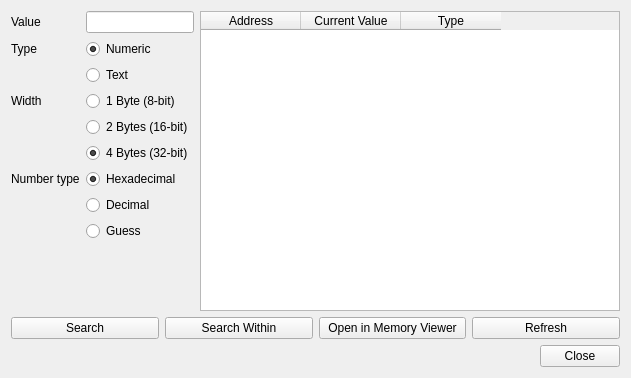
Above: Libretro/mgba/src/platform/qt/MemorySearch.ui from kiddreads/Avalon-copy2 before the change. Below: the same form after it.
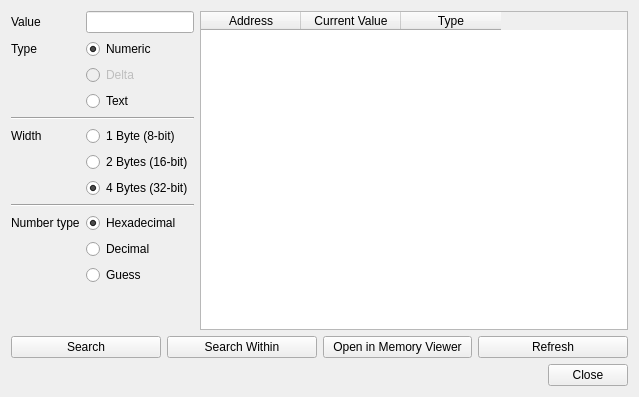
That is the form after the change.

Commit message: Core: Add memory delta search

```diff
--- a/Libretro/mgba/src/platform/qt/MemorySearch.ui
+++ b/Libretro/mgba/src/platform/qt/MemorySearch.ui
@@ -6,8 +6,8 @@
    <rect>
     <x>0</x>
     <y>0</y>
-    <width>631</width>
-    <height>378</height>
+    <width>639</width>
+    <height>397</height>
    </rect>
   </property>
   <property name="minimumSize">
@@ -89,7 +89,7 @@
        </attribute>
       </widget>
      </item>
-     <item row="2" column="1">
+     <item row="3" column="1">
       <widget class="QRadioButton" name="typeStr">
        <property name="text">
         <string>Text</string>
@@ -99,14 +99,14 @@
        </attribute>
       </widget>
      </item>
-     <item row="3" column="0">
+     <item row="5" column="0">
       <widget class="QLabel" name="label_3">
        <property name="text">
         <string>Width</string>
        </property>
       </widget>
      </item>
-     <item row="3" column="1">
+     <item row="5" column="1">
       <widget class="QRadioButton" name="bits8">
        <property name="text">
         <string>1 Byte (8-bit)</string>
@@ -116,7 +116,7 @@
        </attribute>
       </widget>
      </item>
-     <item row="4" column="1">
+     <item row="6" column="1">
       <widget class="QRadioButton" name="bits16">
        <property name="text">
         <string>2 Bytes (16-bit)</string>
@@ -126,7 +126,7 @@
        </attribute>
       </widget>
      </item>
-     <item row="5" column="1">
+     <item row="7" column="1">
       <widget class="QRadioButton" name="bits32">
        <property name="text">
         <string>4 Bytes (32-bit)</string>
@@ -139,14 +139,14 @@
        </attribute>
       </widget>
      </item>
-     <item row="6" column="0">
+     <item row="9" column="0">
       <widget class="QLabel" name="label_4">
        <property name="text">
         <string>Number type</string>
        </property>
       </widget>
      </item>
-     <item row="6" column="1">
+     <item row="9" column="1">
       <widget class="QRadioButton" name="numHex">
        <property name="text">
         <string>Hexadecimal</string>
@@ -156,20 +156,47 @@
        </property>
       </widget>
      </item>
-     <item row="7" column="1">
+     <item row="10" column="1">
       <widget class="QRadioButton" name="numDec">
        <property name="text">
         <string>Decimal</string>
        </property>
       </widget>
      </item>
-     <item row="8" column="1">
+     <item row="11" column="1">
       <widget class="QRadioButton" name="numGuess">
        <property name="text">
         <string>Guess</string>
        </property>
       </widget>
      </item>
+     <item row="4" column="0" colspan="2">
+      <widget class="Line" name="line">
+       <property name="orientation">
+        <enum>Qt::Horizontal</enum>
+       </property>
+      </widget>
+     </item>
+     <item row="8" column="0" colspan="2">
+      <widget class="Line" name="line_2">
+       <property name="orientation">
+        <enum>Qt::Horizontal</enum>
+       </property>
+      </widget>
+     </item>
+     <item row="2" column="1">
+      <widget class="QRadioButton" name="typeDelta">
+       <property name="enabled">
+        <bool>false</bool>
+       </property>
+       <property name="text">
+        <string>Delta</string>
+       </property>
+       <attribute name="buttonGroup">
+        <string notr="true">type</string>
+       </attribute>
+      </widget>
+     </item>
     </layout>
    </item>
    <item row="2" column="0" colspan="2">
```
The commit also changes 3 other files.
